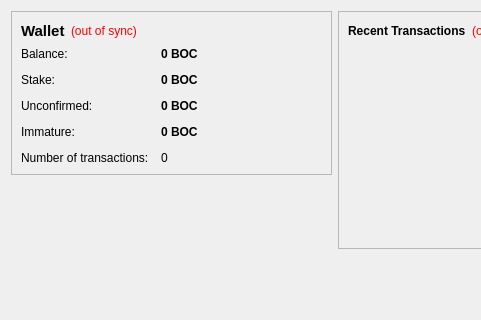
First picture: the form in src/qt/forms/overviewpage.ui, repository madross/incakoin-new, before the edit; both pictures show x 0 to 481 and y 0 to 320 of the 714 by 515 pixel window.
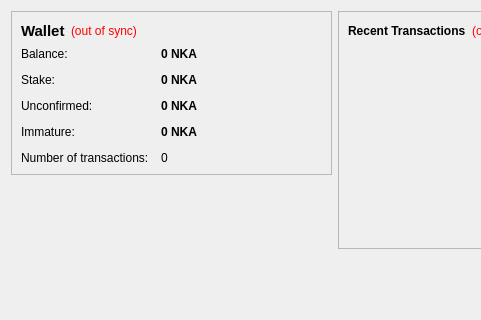
Second picture: the form after the edit. Icons and pictures are not drawn.

Commit message: Corrected error a member noticed

```diff
--- a/src/qt/forms/overviewpage.ui
+++ b/src/qt/forms/overviewpage.ui
@@ -105,7 +105,7 @@
              <string>Your current balance</string>
             </property>
             <property name="text">
-             <string notr="true">0 BOC</string>
+             <string notr="true">0 NKA</string>
             </property>
             <property name="textInteractionFlags">
              <set>Qt::LinksAccessibleByMouse|Qt::TextSelectableByKeyboard|Qt::TextSelectableByMouse</set>
@@ -134,7 +134,7 @@
              <string>Total of coins that was staked, and do not yet count toward the current balance</string>
             </property>
             <property name="text">
-             <string notr="true">0 BOC</string>
+             <string notr="true">0 NKA</string>
             </property>
             <property name="textInteractionFlags">
              <set>Qt::LinksAccessibleByMouse|Qt::TextSelectableByKeyboard|Qt::TextSelectableByMouse</set>
@@ -163,7 +163,7 @@
              <string>Total of transactions that have yet to be confirmed, and do not yet count toward the current balance</string>
             </property>
             <property name="text">
-             <string notr="true">0 BOC</string>
+             <string notr="true">0 NKA</string>
             </property>
             <property name="textInteractionFlags">
              <set>Qt::LinksAccessibleByMouse|Qt::TextSelectableByKeyboard|Qt::TextSelectableByMouse</set>
@@ -189,7 +189,7 @@
              <string>Mined balance that has not yet matured</string>
             </property>
             <property name="text">
-             <string notr="true">0 BOC</string>
+             <string notr="true">0 NKA</string>
             </property>
             <property name="textInteractionFlags">
              <set>Qt::LinksAccessibleByMouse|Qt::TextSelectableByKeyboard|Qt::TextSelectableByMouse</set>
```
